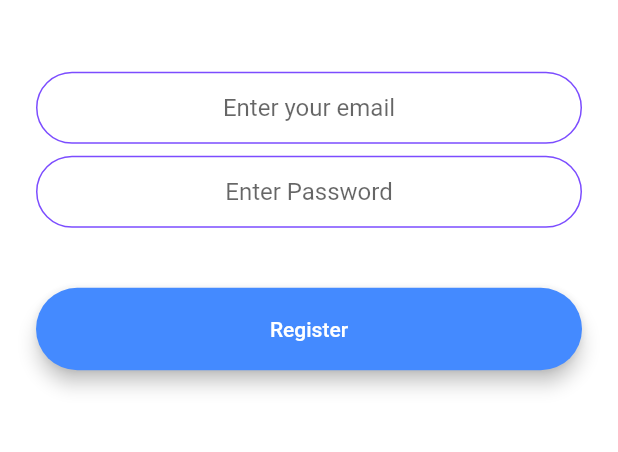
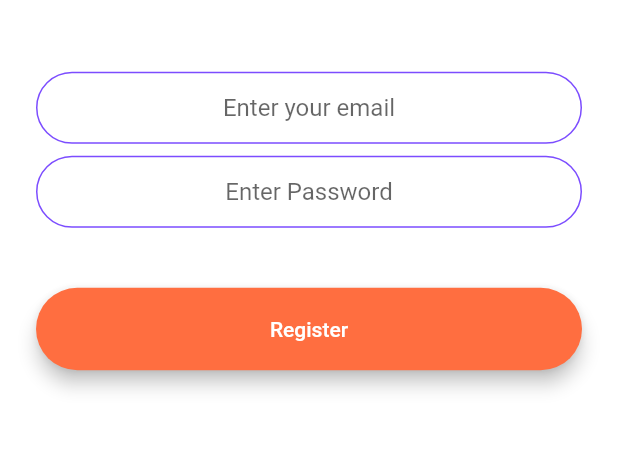
Before and after one commit to Coding-Club-IITG/Git-Workshop-flutter, a Flutter app: the RegistrationScreen screen opened by its route, on a phone screen of 412 x 824 dp, the part 571-1023 px from its top. Run offline on Flutter 3.47's test engine with Material 2 defaults, Android fonts, the phone set to English and light mode, and no system bars; our stand-ins replace animated_text_kit, cloud_firestore, firebase_auth, firebase_core, modal_progress_hud; accounts and stored records are empty.

Commit message:
Update registration_screen.dart

```diff
--- a/lib/screens/registration_screen.dart
+++ b/lib/screens/registration_screen.dart
@@ -64,7 +64,7 @@ class _RegistrationScreenState extends State<RegistrationScreen> {
                 height: 24.0,
               ),
               RoundedButton(
-                color: Colors.blueAccent,
+                color: Colors.deepOrangeAccent,
                 text: 'Register',
                 onPressed: () async {
                   setState(() {
```
